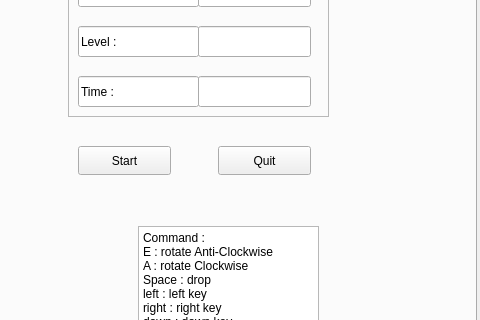
Before: the Qt Designer form TetrisConsole/src/mainwindow.ui in AyoubNedjar/Tetris---C-Implementation, drawn with Qt 5; both pictures show x 734 to 1214 and y 160 to 480 of the 1214 by 647 pixel window.
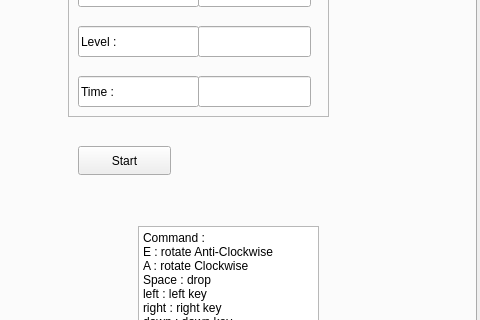
After: the same form once the commit is applied. The open tabs and pages were chosen to show the change.

Diff of the .ui file:
```diff
--- a/TetrisConsole/src/mainwindow.ui
+++ b/TetrisConsole/src/mainwindow.ui
@@ -438,19 +438,6 @@
        </property>
       </widget>
      </widget>
-     <widget class="QPushButton" name="pushButton_3">
-      <property name="geometry">
-       <rect>
-        <x>950</x>
-        <y>280</y>
-        <width>93</width>
-        <height>29</height>
-       </rect>
-      </property>
-      <property name="text">
-       <string>Quit</string>
-      </property>
-     </widget>
      <widget class="QTextEdit" name="textEdit">
       <property name="geometry">
        <rect>
```
Left out of the diff: 2 changed lines with no effect on the pictures.
